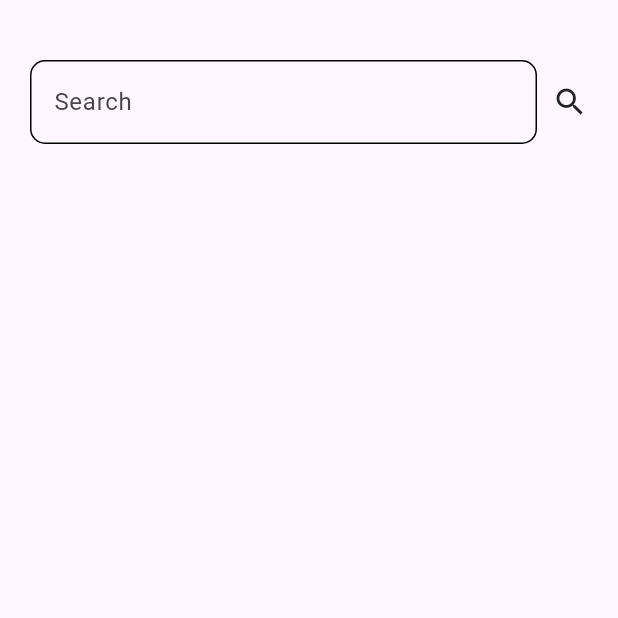
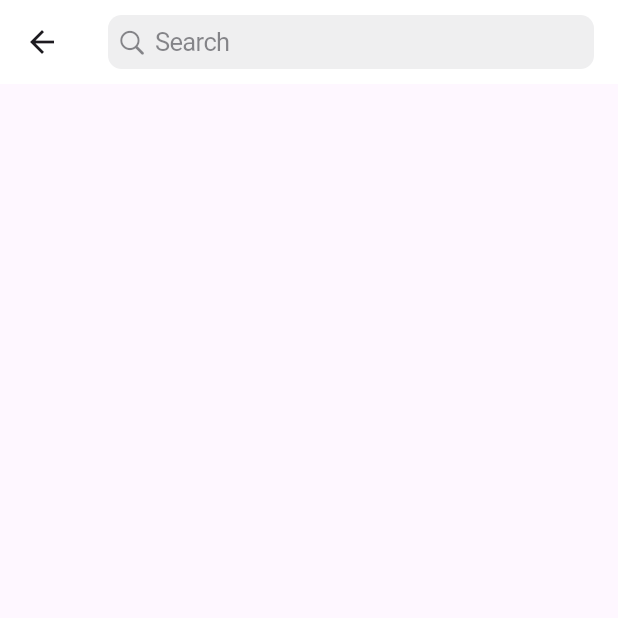
Before and after one commit to NaveenSilva/bookstore_app, a Flutter app: the BookPage screen opened directly, on a phone screen of 412 x 824 dp, the top half of it. Run offline on Flutter 3.47's test engine with Material 3 defaults, Android fonts, the phone set to English and light mode, and no system bars; our stand-ins replace cloud_firestore, firebase_auth, firebase_core, flutter_slidable, get; accounts and stored records are empty.

Commit message:
add search feature to the book page

```diff
--- a/lib/controller/user_controller.dart
+++ b/lib/controller/user_controller.dart
@@ -19,7 +19,6 @@ class UserController extends GetxController {
     super.onInit();
     user.bindStream(getAllUsers());
   }
-
 
   Stream<List<UserModel>> getAllUsers() {
     String? userId = FirebaseAuth.instance.currentUser?.uid;
--- a/lib/main.dart
+++ b/lib/main.dart
@@ -27,7 +27,7 @@ class MyApp extends StatelessWidget {
     return GetMaterialApp(
       debugShowCheckedModeBanner: false,
       title: 'Flutter Demo',
-      home: CreateUserPage(),
+      home: LandingPage(),
     );
   }
 }
--- a/lib/pages/books_page.dart
+++ b/lib/pages/books_page.dart
@@ -1,5 +1,8 @@
 import 'package:bookstore_app/controller/book_controller.dart';
 import 'package:bookstore_app/model/book_model.dart';
+import 'package:cloud_firestore/cloud_firestore.dart';
+import 'package:firebase_core/firebase_core.dart';
+import 'package:flutter/cupertino.dart';
 import 'package:flutter/material.dart';
 import 'package:flutter_slidable/flutter_slidable.dart';
 
@@ -11,74 +14,96 @@ class BookPage extends StatefulWidget {
 }
 
 class _BookPageState extends State<BookPage> {
+  List allresults = [];
+  List resultList = [];
+  final TextEditingController searchController = TextEditingController();
+  @override
+  void initState() {
+    super.initState();
+    searchController.addListener(onSearchChanged);
+    getBookStream();
+  }
+
+  onSearchChanged() {
+    print(searchController.text);
+    searchResultList();
+  }
+
+  searchResultList() {
+    var showResult = [];
+    if (searchController.text != "") {
+      for (var bookSnapShot in allresults) {
+        var title = bookSnapShot['Title'].toString().toLowerCase();
+        if (title.contains(searchController.text.toLowerCase())) {
+          showResult.add(bookSnapShot);
+        }
+      }
+    } else {
+      showResult = List.from(allresults);
+    }
+    setState(() {
+      resultList = showResult;
+    });
+  }
+
+  getBookStream() async {
+    var data = await FirebaseFirestore.instance
+        .collection("/books/category/horror")
+        .orderBy('Title')
+        .get();
+    var data2 = await FirebaseFirestore.instance
+        .collection("/books/category/historical novels")
+        .orderBy('Title')
+        .get();
+    var data3 = await FirebaseFirestore.instance
+        .collection("/books/category/mystery")
+        .orderBy('Title')
+        .get();
+    var allDocs = [...data.docs, ...data2.docs, ...data3.docs];
+    setState(() {
+      allresults = allDocs;
+    });
+    searchResultList();
+  }
+
+  @override
+  void dispose() {
+    searchController.removeListener(onSearchChanged);
+    searchController.dispose();
+    super.dispose();
+  }
+
+  @override
+  void didChangeDependencies() {
+    getBookStream();
+    super.didChangeDependencies();
+  }
+
   @override
   Widget build(BuildContext context) {
     Size size = MediaQuery.of(context).size;
     return Scaffold(
-        body: Padding(
-      padding: const EdgeInsets.only(top: 20, left: 10),
-      child: ListView(
-        children: [
-          Padding(
-            padding:
-                const EdgeInsets.only(left: 10, top: 20, right: 20, bottom: 30),
-            child: Row(
-              children: [
-                const Expanded(
-                  flex: 10,
-                  child: TextField(
-                    obscureText: false,
-                    decoration: InputDecoration(
-                      enabledBorder: OutlineInputBorder(
-                        borderSide: BorderSide(color: Colors.black),
-                        borderRadius: BorderRadius.all(Radius.circular(10)),
-                      ),
-                      focusedBorder: OutlineInputBorder(
-                        borderSide: BorderSide(color: Colors.blue),
-                        borderRadius: BorderRadius.all(Radius.circular(10)),
-                      ),
-                      hintText: 'Search',
+      appBar: AppBar(
+        backgroundColor: Colors.white,
+        title: CupertinoSearchTextField(
+          controller: searchController,
         ),
       ),
-                ),
-                const SizedBox(
-                  width: 10,
-                ),
-                GestureDetector(
-                  onTap: () {},
-                  child: const Icon(Icons.search),
-                ),
-              ],
-            ),
-          ),
-          StreamBuilder<List<BookModel>>(
-            stream: BookController().getAllBooks(),
-            builder: (context, snapshot) {
-              if (snapshot.hasError) {
-                return Text('Error:${snapshot.error}');
-              }
-              if (!snapshot.hasData) {
-                return const CircularProgressIndicator();
-              }
-              List<BookModel> bookItems = snapshot.data!;
-
-              return ListView.builder(
-                  shrinkWrap: true,
-                  physics: NeverScrollableScrollPhysics(),
-                  scrollDirection: Axis.vertical,
-                  itemCount: bookItems.length,
-                  itemBuilder: (context, index) => Slidable(
-                        startActionPane:
-                            ActionPane(motion: StretchMotion(), children: [
+      body: ListView.builder(
+        itemCount: resultList.length,
+        itemBuilder: (context, index) {
+          return Slidable(
+            startActionPane: ActionPane(motion: StretchMotion(), children: [
               SlidableAction(
                 backgroundColor: Colors.green,
                 icon: Icons.delete,
                 label: 'Add To Cart',
                 onPressed: (context) => BookController().addToCart(
-                                title: '${bookItems[index].title}',
-                                price: bookItems[index].price!,
-                                docId: '${bookItems[index].id}'),
+                  title: resultList[index]['Title'],
+                  price: resultList[index]['price'],
+                  //docId: resultList[index]['docid'].toString(),
                 ),
+              )
             ]),
             child: Container(
               height: 200,
@@ -90,7 +115,7 @@ class _BookPageState extends State<BookPage> {
                     children: [
                       Image(
                         image: NetworkImage(
-                                      '${bookItems[index].image}',
+                          resultList[index]['image'],
                         ),
                         height: 150,
                         width: 150,
@@ -98,130 +123,10 @@ class _BookPageState extends State<BookPage> {
                       Column(
                         mainAxisAlignment: MainAxisAlignment.center,
                         children: [
-                                      Text('Title:${bookItems[index].title}'),
-                                      Text('Author:${bookItems[index].author}'),
-                                      Text(
-                                          'Category:${bookItems[index].category}'),
-                                      Text('Year:${bookItems[index].year}'),
-                                    ],
-                                  ),
-                                ],
-                              ),
-                            ),
-                          ),
-                        ),
-                      ));
-            },
-          ),
-          StreamBuilder<List<BookModel>>(
-            stream: BookController().getAllBooksHorror(),
-            builder: (context, snapshot) {
-              if (snapshot.hasError) {
-                return Text('Error:${snapshot.error}');
-              }
-              if (!snapshot.hasData) {
-                return const CircularProgressIndicator();
-              }
-              List<BookModel> bookItems1 = snapshot.data!;
-              return ListView.builder(
-                shrinkWrap: true,
-                physics: NeverScrollableScrollPhysics(),
-                scrollDirection: Axis.vertical,
-                itemCount: bookItems1.length,
-                itemBuilder: (context, index) => Slidable(
-                  startActionPane:
-                      ActionPane(motion: StretchMotion(), children: [
-                    SlidableAction(
-                      backgroundColor: Colors.green,
-                      icon: Icons.delete,
-                      label: 'Add To Cart',
-                      onPressed: (context) => BookController().addToCart(
-                          title: '${bookItems1[index].title}',
-                          price: bookItems1[index].price!,
-                          docId: '${bookItems1[index].id}'),
-                    ),
-                  ]),
-                  child: Container(
-                    height: 200,
-                    child: Padding(
-                      padding: const EdgeInsets.all(8.0),
-                      child: Container(
-                        height: 50,
-                        child: Row(
-                          children: [
-                            Image(
-                              image: NetworkImage(
-                                '${bookItems1[index].image}',
-                              ),
-                              height: 150,
-                              width: 150,
-                            ),
-                            Column(
-                              mainAxisAlignment: MainAxisAlignment.center,
-                              children: [
-                                Text('Title:${bookItems1[index].title}'),
-                                Text('Author:${bookItems1[index].author}'),
-                                Text('Category:${bookItems1[index].category}'),
-                                Text('Year:${bookItems1[index].year}'),
-                              ],
-                            ),
-                          ],
-                        ),
-                      ),
-                    ),
-                  ),
-                ),
-              );
-            },
-          ),
-          StreamBuilder<List<BookModel>>(
-            stream: BookController().getAllBooksHisNov(),
-            builder: (context, snapshot) {
-              if (snapshot.hasError) {
-                return Text('Error:${snapshot.error}');
-              }
-              if (!snapshot.hasData) {
-                return const CircularProgressIndicator();
-              }
-              List<BookModel> bookItems2 = snapshot.data!;
-              return ListView.builder(
-                shrinkWrap: true,
-                physics: NeverScrollableScrollPhysics(),
-                scrollDirection: Axis.vertical,
-                itemCount: bookItems2.length,
-                itemBuilder: (context, index) => Slidable(
-                  startActionPane:
-                      ActionPane(motion: StretchMotion(), children: [
-                    SlidableAction(
-                      backgroundColor: Colors.green,
-                      icon: Icons.delete,
-                      label: 'Add To Cart',
-                      onPressed: (context) => BookController().addToCart(
-                          title: '${bookItems2[index].title}',
-                          price: bookItems2[index].price!,
-                          docId: '${bookItems2[index].id}'),
-                    ),
-                  ]),
-                  child: Container(
-                    height: 200,
-                    child: Padding(
-                      padding: const EdgeInsets.all(8.0),
-                      child: Row(
-                        children: [
-                          Image(
-                            image: NetworkImage(
-                              '${bookItems2[index].image}',
-                            ),
-                            height: 150,
-                            width: 150,
-                          ),
-                          Column(
-                            mainAxisAlignment: MainAxisAlignment.center,
-                            children: [
-                              Text('Title:${bookItems2[index].title}'),
-                              Text('Author:${bookItems2[index].author}'),
-                              Text('Category:${bookItems2[index].category}'),
-                              Text('Year:${bookItems2[index].year}'),
+                          Text("Title:" + resultList[index]['Title']),
+                          Text("Author:" + resultList[index]['author']),
+                          Text("Category:" + resultList[index]['category']),
+                          Text("Year:" + resultList[index]['year'].toString()),
                         ],
                       ),
                     ],
@@ -232,8 +137,226 @@ class _BookPageState extends State<BookPage> {
           );
         },
       ),
-        ],
-      ),
-    ));
+    );
+    //     Padding(
+    //   padding: const EdgeInsets.only(top: 20, left: 10),
+    //   child: ListView(
+    //     children: [
+    //       Padding(
+    //         padding:
+    //             const EdgeInsets.only(left: 10, top: 20, right: 20, bottom: 30),
+    //         child: Row(
+    //           children: [
+    //             const Expanded(
+    //               flex: 10,
+    //               child: TextField(
+    //                 obscureText: false,
+    //                 decoration: InputDecoration(
+    //                   enabledBorder: OutlineInputBorder(
+    //                     borderSide: BorderSide(color: Colors.black),
+    //                     borderRadius: BorderRadius.all(Radius.circular(10)),
+    //                   ),
+    //                   focusedBorder: OutlineInputBorder(
+    //                     borderSide: BorderSide(color: Colors.blue),
+    //                     borderRadius: BorderRadius.all(Radius.circular(10)),
+    //                   ),
+    //                   hintText: 'Search',
+    //                 ),
+    //               ),
+    //             ),
+    //             const SizedBox(
+    //               width: 10,
+    //             ),
+    //             GestureDetector(
+    //               onTap: () {},
+    //               child: const Icon(Icons.search),
+    //             ),
+    //           ],
+    //         ),
+    //       ),
+    //       StreamBuilder<List<BookModel>>(
+    //         stream: BookController().getAllBooks(),
+    //         builder: (context, snapshot) {
+    //           if (snapshot.hasError) {
+    //             return Text('Error:${snapshot.error}');
+    //           }
+    //           if (!snapshot.hasData) {
+    //             return const CircularProgressIndicator();
+    //           }
+    //           List<BookModel> bookItems = snapshot.data!;
+
+    //           return ListView.builder(
+    //               shrinkWrap: true,
+    //               physics: NeverScrollableScrollPhysics(),
+    //               scrollDirection: Axis.vertical,
+    //               itemCount: bookItems.length,
+    //               itemBuilder: (context, index) => Slidable(
+    //                     startActionPane:
+    //                         ActionPane(motion: StretchMotion(), children: [
+    //                       SlidableAction(
+    //                         backgroundColor: Colors.green,
+    //                         icon: Icons.delete,
+    //                         label: 'Add To Cart',
+    //                         onPressed: (context) => BookController().addToCart(
+    //                             title: '${bookItems[index].title}',
+    //                             price: bookItems[index].price!,
+    //                             docId: '${bookItems[index].id}'),
+    //                       ),
+    //                     ]),
+    //                     child: Container(
+    //                       height: 200,
+    //                       child: Padding(
+    //                         padding: const EdgeInsets.all(8.0),
+    //                         child: Container(
+    //                           height: 50,
+    //                           child: Row(
+    //                             children: [
+    //                               Image(
+    //                                 image: NetworkImage(
+    //                                   '${bookItems[index].image}',
+    //                                 ),
+    //                                 height: 150,
+    //                                 width: 150,
+    //                               ),
+    //                               Column(
+    //                                 mainAxisAlignment: MainAxisAlignment.center,
+    //                                 children: [
+    //                                   Text('Title:${bookItems[index].title}'),
+    //                                   Text('Author:${bookItems[index].author}'),
+    //                                   Text(
+    //                                       'Category:${bookItems[index].category}'),
+    //                                   Text('Year:${bookItems[index].year}'),
+    //                                 ],
+    //                               ),
+    //                             ],
+    //                           ),
+    //                         ),
+    //                       ),
+    //                     ),
+    //                   ));
+    //         },
+    //       ),
+    //       StreamBuilder<List<BookModel>>(
+    //         stream: BookController().getAllBooksHorror(),
+    //         builder: (context, snapshot) {
+    //           if (snapshot.hasError) {
+    //             return Text('Error:${snapshot.error}');
+    //           }
+    //           if (!snapshot.hasData) {
+    //             return const CircularProgressIndicator();
+    //           }
+    //           List<BookModel> bookItems1 = snapshot.data!;
+    //           return ListView.builder(
+    //             shrinkWrap: true,
+    //             physics: NeverScrollableScrollPhysics(),
+    //             scrollDirection: Axis.vertical,
+    //             itemCount: bookItems1.length,
+    //             itemBuilder: (context, index) => Slidable(
+    //               startActionPane:
+    //                   ActionPane(motion: StretchMotion(), children: [
+    //                 SlidableAction(
+    //                   backgroundColor: Colors.green,
+    //                   icon: Icons.delete,
+    //                   label: 'Add To Cart',
+    //                   onPressed: (context) => BookController().addToCart(
+    //                       title: '${bookItems1[index].title}',
+    //                       price: bookItems1[index].price!,
+    //                       docId: '${bookItems1[index].id}'),
+    //                 ),
+    //               ]),
+    //               child: Container(
+    //                 height: 200,
+    //                 child: Padding(
+    //                   padding: const EdgeInsets.all(8.0),
+    //                   child: Container(
+    //                     height: 50,
+    //                     child: Row(
+    //                       children: [
+    //                         Image(
+    //                           image: NetworkImage(
+    //                             '${bookItems1[index].image}',
+    //                           ),
+    //                           height: 150,
+    //                           width: 150,
+    //                         ),
+    //                         Column(
+    //                           mainAxisAlignment: MainAxisAlignment.center,
+    //                           children: [
+    //                             Text('Title:${bookItems1[index].title}'),
+    //                             Text('Author:${bookItems1[index].author}'),
+    //                             Text('Category:${bookItems1[index].category}'),
+    //                             Text('Year:${bookItems1[index].year}'),
+    //                           ],
+    //                         ),
+    //                       ],
+    //                     ),
+    //                   ),
+    //                 ),
+    //               ),
+    //             ),
+    //           );
+    //         },
+    //       ),
+    //       StreamBuilder<List<BookModel>>(
+    //         stream: BookController().getAllBooksHisNov(),
+    //         builder: (context, snapshot) {
+    //           if (snapshot.hasError) {
+    //             return Text('Error:${snapshot.error}');
+    //           }
+    //           if (!snapshot.hasData) {
+    //             return const CircularProgressIndicator();
+    //           }
+    //           List<BookModel> bookItems2 = snapshot.data!;
+    //           return ListView.builder(
+    //             shrinkWrap: true,
+    //             physics: NeverScrollableScrollPhysics(),
+    //             scrollDirection: Axis.vertical,
+    //             itemCount: bookItems2.length,
+    //             itemBuilder: (context, index) => Slidable(
+    //               startActionPane:
+    //                   ActionPane(motion: StretchMotion(), children: [
+    //                 SlidableAction(
+    //                   backgroundColor: Colors.green,
+    //                   icon: Icons.delete,
+    //                   label: 'Add To Cart',
+    //                   onPressed: (context) => BookController().addToCart(
+    //                       title: '${bookItems2[index].title}',
+    //                       price: bookItems2[index].price!,
+    //                       docId: '${bookItems2[index].id}'),
+    //                 ),
+    //               ]),
+    //               child: Container(
+    //                 height: 200,
+    //                 child: Padding(
+    //                   padding: const EdgeInsets.all(8.0),
+    //                   child: Row(
+    //                     children: [
+    //                       Image(
+    //                         image: NetworkImage(
+    //                           '${bookItems2[index].image}',
+    //                         ),
+    //                         height: 150,
+    //                         width: 150,
+    //                       ),
+    //                       Column(
+    //                         mainAxisAlignment: MainAxisAlignment.center,
+    //                         children: [
+    //                           Text('Title:${bookItems2[index].title}'),
+    //                           Text('Author:${bookItems2[index].author}'),
+    //                           Text('Category:${bookItems2[index].category}'),
+    //                           Text('Year:${bookItems2[index].year}'),
+    //                         ],
+    //                       ),
+    //                     ],
+    //                   ),
+    //                 ),
+    //               ),
+    //             ),
+    //           );
+    //         },
+    //       ),
+    //     ],
+    //   ),
+    // ));
   }
 }
```
Also changed, not shown: lib/controller/book_controller.dart (+15 -3 lines), lib/pages/profile_page.dart (+0 -9 lines). Lines whose indentation alone changed are shown as unchanged.
